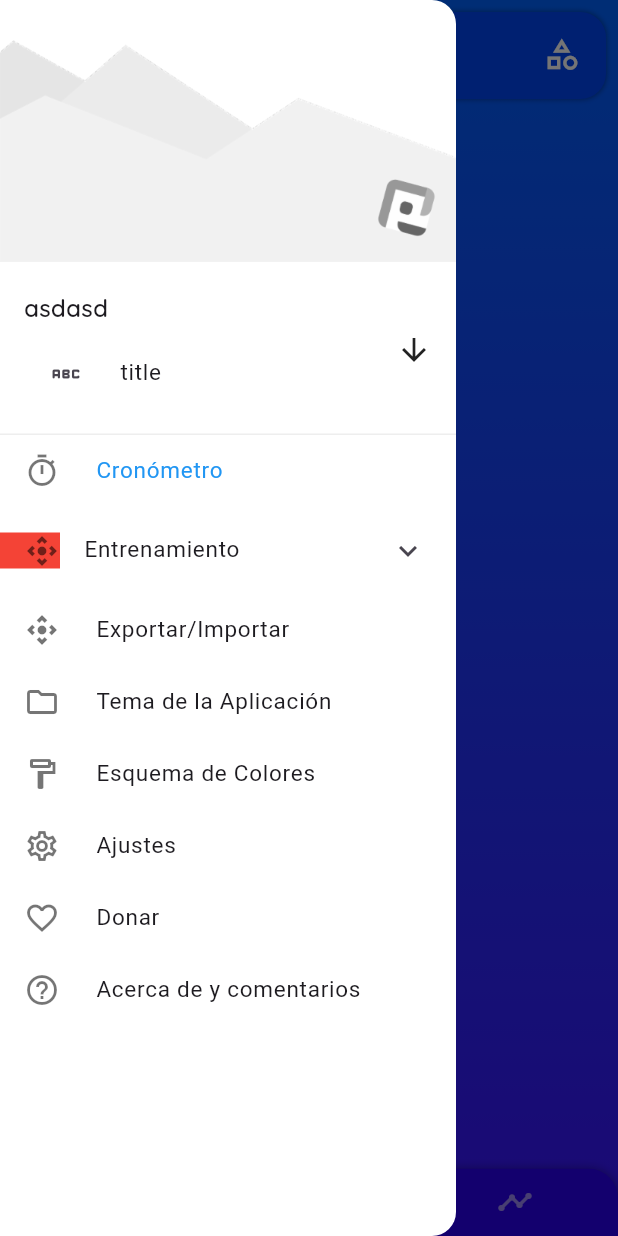
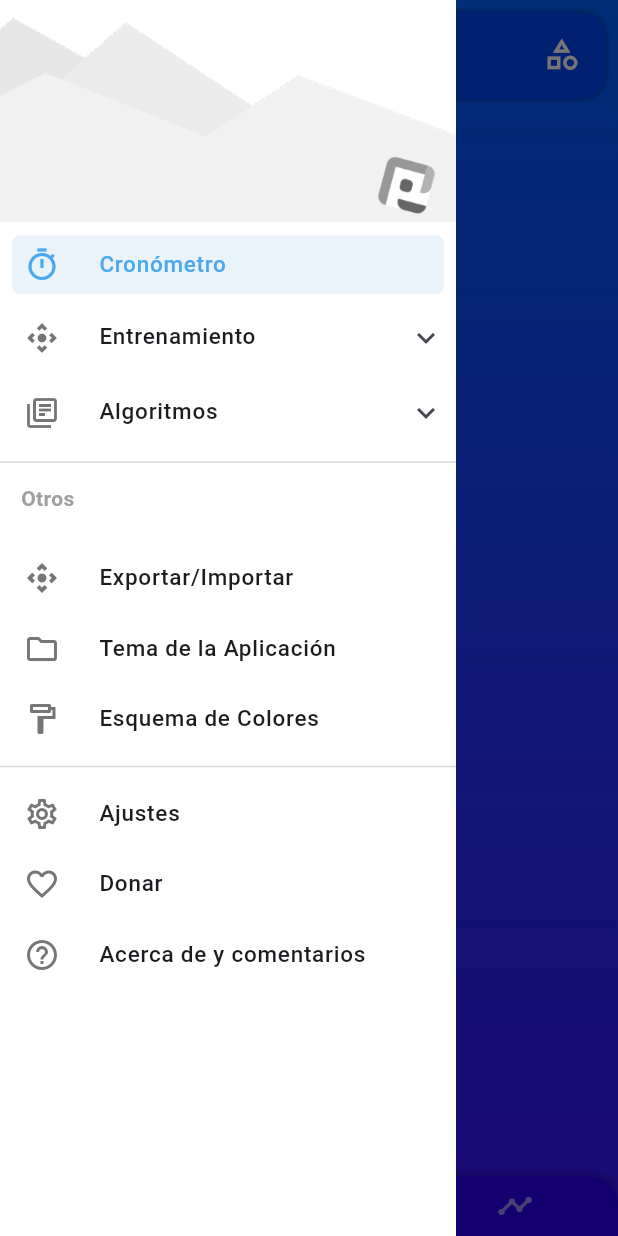
Before and after one commit to jimhuertas123/cubetimer-app, a Flutter app: the screen it shows after launch, with the side drawer open, on a phone screen of 412 x 824 dp. Run offline on Flutter 3.47's test engine with Material 3 defaults, Android fonts, the phone set to English and light mode, and no system bars; our stand-ins replace flutter_riverpod, go_router; Roboto replaces fonts that are missing (Arial).

Commit message:
FEAT: drawer states changing, but not screens conecteds

```diff
--- a/lib/config/menu/menu_items.dart
+++ b/lib/config/menu/menu_items.dart
@@ -1,22 +1,21 @@
 import 'package:flutter/material.dart';
+
+import '../icon_declarations/cube_icons.dart';
 
 class MenuOptions {
   final int actualOption;
-  final List<MenuItem> options;
 
-  MenuOptions({required this.actualOption, required this.options});
+  MenuOptions({required this.actualOption});
 
   MenuOptions copyWith({int? actualOption, List<MenuItem>? options}) =>
-      MenuOptions(
-          actualOption: actualOption ?? this.actualOption,
-          options: options ?? this.options);
+      MenuOptions(actualOption: actualOption ?? this.actualOption);
 }
 
 class MenuItem {
   final int id;
   final String title;
   final String subtitle;
-  final String link;
+  final String? link;
   final IconData icon;
   final List<MenuItem>? children;
 
@@ -24,7 +23,7 @@ class MenuItem {
       {required this.id,
       required this.title,
       this.subtitle = "none",
-      required this.link,
+      this.link,
       required this.icon,
       this.children});
 }
@@ -45,73 +44,72 @@ final Image iconPll = Image.asset(
   width: 20,
   height: 20,
 );
-final Image headerDrawer = Image.asset('assets/icons/menu_header.png');
+final Image headerDrawer = Image.asset('assets/icons/menu_header.png',
+    fit: BoxFit.fitWidth, width: double.infinity);
 
-///SideMenuBar include every iconm, title and link to the page
-const appMenuItems = <MenuItem>[
-  MenuItem(id:0, title: 'Cronómetro', link: "/", icon: Icons.timer_outlined),
+///SideMenuBar include every icon, title and link to the page
+const appMenuScreensItems = <MenuItem>[
+  MenuItem(id: 0, title: 'Cronómetro', link: "/", icon: Icons.timer_outlined
+      // children: **NO TIENE childrens**
+      ),
 
   MenuItem(
-      id:1,
+      id: 1,
       title: 'Entrenamiento',
-      link: "/",
+      // link: "/",**NO TIENE LINK**
       icon: Icons.control_camera_outlined,
-      children: <MenuItem>[MenuItem(id: 0, title: 'OLL', link: '/', icon: Icons.abc)]),
-  // MenuItem(
-  //   title: 'PLL',
-  //   link: "/oll_training",
-  //   icon:
-  // ),
+      children: <MenuItem>[
+        MenuItem(id: 2, title: 'OLL', link: '/oll_training', icon: CubeIcon.oll_black),
+        MenuItem(id: 3, title: 'PLL', link: "/pll_training", icon: CubeIcon.pll_black),
+      ]),
+  //Algorithm options
+  MenuItem(
+      id: 4,
+      title: 'Algoritmos',
+      // link: "/",**NO TIENE LINK**
+      icon: Icons.library_books_outlined,
+      children: <MenuItem>[
+        MenuItem(id: 5, title: 'OLL', link: "/oll_algorithms", icon: CubeIcon.oll_black),
+        MenuItem(id: 6, title: 'PLL', link: "/pll_algorithms", icon: CubeIcon.pll_black),
+      ]),
+];
 
-  //Algorithms Option
-  // MenuItem(
-  //   title: 'OLL',
-  //   link: "/oll_algorithms",
-  //   icon: Icons.control_camera_outlined,
-  // ),
-  // MenuItem(
-  //   title: 'PLL',
-  //   link: "/pll_algorithms",
-  //   icon: Icons.control_camera_outlined,
-  // ),
-
+const appMenuOthers = <MenuItem>[
   MenuItem(
-    id:2,
+    id: 8,
     title: 'Exportar/Importar',
     link: "/",
     icon: Icons.control_camera_outlined,
   ),
-
   MenuItem(
-    id:3,
+    id: 9,
     title: 'Tema de la Aplicación',
     link: "/",
     icon: Icons.folder_outlined,
   ),
-
   MenuItem(
-    id:4,
+    id: 10,
     title: 'Esquema de Colores',
     link: "/",
     icon: Icons.format_paint_outlined,
   ),
+];
 
-  MenuItem(
-    id:5,
+const appMenufinalItems = <MenuItem>[
+    MenuItem(
+    id: 11,
     title: 'Ajustes',
     link: "/settings",
     icon: Icons.settings_outlined,
   ),
-
   MenuItem(
-    id:6,
+    id: 12,
     title: 'Donar',
-    link: "/",
+    // link: "/",**NO TIENE LINK**
     icon: Icons.favorite_outline,
   ),
-
   MenuItem(
-    id:7,
+    id: 13,
     title: 'Acerca de y comentarios',
     link: "/about",
     icon: Icons.help_outline,
--- a/lib/presentation/features/bottom_navigator_bar.dart
+++ b/lib/presentation/features/bottom_navigator_bar.dart
@@ -76,7 +76,7 @@ class _IosTabBarState extends State<IosTabBar> {
               offset: const Offset(0, 0),
             ),
           ]),
-      height: 42,
+      height: 38,
       child: ClipRRect(
           borderRadius: const BorderRadius.only(
             topLeft: Radius.circular(20.0),
@@ -159,7 +159,7 @@ class _AndroidBottomNavBarState extends ConsumerState<AndroidBottomNavBar> {
           ),
         ],
       ),
-      height: 45,
+      height: 40,
       child: ClipRRect(
         borderRadius: const BorderRadius.only(
           topLeft: Radius.circular(20.0),
--- a/lib/presentation/features/custom_drawer_feature.dart
+++ b/lib/presentation/features/custom_drawer_feature.dart
@@ -1,181 +1,168 @@
+import 'package:cube_timer_2/presentation/widgets/drawer_widgets/custom_listtile.dart';
 import 'package:flutter/material.dart';
 import 'package:flutter_riverpod/flutter_riverpod.dart';
 
-import 'package:cube_timer_2/presentation/widgets/widgets.dart';
 import 'package:cube_timer_2/presentation/providers/menu_options.dart';
 import 'package:cube_timer_2/config/config.dart';
 
 class DrawerHome extends ConsumerWidget {
   const DrawerHome({super.key});
-
   @override
   Widget build(BuildContext context, WidgetRef ref) {
-    final menuOptions = ref.watch(menuOptionsNotifierProvider).options;
-    final int actualOption =
+    final int selectedOption =
         ref.watch(menuOptionsNotifierProvider).actualOption;
     return SafeArea(
       top: false,
       child: Drawer(
         backgroundColor: Colors.white,
+        shape: const RoundedRectangleBorder(
+          borderRadius: BorderRadius.only(
+              topRight: Radius.circular(0), bottomRight: Radius.circular(0)),
+        ),
         child: ListView(
           physics: const ClampingScrollPhysics(),
           children: <Widget>[
-            SafeArea(
-              left: false,
-              child: SizedBox(
-                height: 178,
-                child: headerDrawer,
-              ),
+            SizedBox(
+              height: 148,
+              child: headerDrawer,
             ),
-
-            CustomTile(
-                title: "asdasd",
-                initiallyExpanded: true,
-                trailing: const Icon(Icons.arrow_downward_outlined),
-                children: [
-                  _listTileDrawer(12, const Icon(Icons.abc_rounded), "title", false)
-                ]),
-
-            ...menuOptions.map((element) {
+            const SizedBox(height: 5),
+            ...appMenuScreensItems.map((element) {
               return (element.children == null)
-                  ? (actualOption == element.id)
+                  ? (selectedOption == element.id)
                       ? _listTileDrawer(
-                            element.id, element.icon, element.title, true)
+                          element.id, element.icon, element.title, true, ref)
                       : _listTileDrawer(
-                          element.id, element.icon, element.title, false)
-                  : _listTileExpandable(
-                      context, element.icon, element.title, element.children!);
+                          element.id, element.icon, element.title, false, ref)
+                  : _listTileExpandable(context,element.id, element.icon, element.title,
+                      element.children!, selectedOption, ref);
             }).toList(),
-
-            // Container(
-            //   padding: const EdgeInsets.all(0),
-            //   child: _listTileDrawer(
-            //       Icons.timer_outlined,
-            //       // iconPll,
-            //       'Cronómetro',
-            //       true),
-            // ),
-            // Theme(
-            //   data:
-            //       Theme.of(context).copyWith(dividerColor: Colors.transparent),
-            //   child: Container(
-            //     margin: EdgeInsets.zero,
-            //     padding: EdgeInsets.zero,
-
-            //     // color: Colors.red,
-            //     // height: 20.0,
-            //     child: ExpansionTile(
-            //       shape: const Border(),
-            //       title: Text("xd"),
-            //       tilePadding: EdgeInsets.zero,
-            //       children: [
-            //         _listTileDrawer(
-            //           Icons.folder_outlined,
-            //           'Exportar/Importar',
-            //           false,
-            //         ),
-            //       ],
-            //     ),
-            //   ),
-            // ),
-            // const Divider(color: Colors.grey),
-            // const Padding(
-            //     padding: EdgeInsets.only(left: 15.0, top: 8.0, bottom: 15.0),
-            //     child: Text('Otros',
-            //         style:
-            //             TextStyle(fontFamily: 'Arial', color: Colors.black87))),
-            // _listTileDrawer(
-            //   Icons.folder_outlined,
-            //   'Exportar/Importar',
-            //   false,
-            // ),
-            // _listTileDrawer(
-            //     Icons.palette_outlined, 'Tema de la Aplicación', false),
-            // _listTileDrawer(
-            //     Icons.format_paint_outlined, 'Esquema de colores', false),
-            // const Divider(color: Colors.grey),
-            // _listTileDrawer(Icons.settings_outlined, 'Ajustes', false),
-            // _listTileDrawer(Icons.favorite_outline, 'Donar', false),
-            // _listTileDrawer(
-            //     Icons.help_outline, 'Acerca de y comentarios', false),
-            // const SizedBox(height: 25)
+            const Divider(color: Color.fromRGBO(158, 158, 158, 0.4)),
+            const Padding(
+                padding: EdgeInsets.only(left: 14.0, top: 6.0, bottom: 20.0),
+                child: Text('Otros',
+                    style: TextStyle(
+                        fontFamily: 'Arial',
+                        fontWeight: FontWeight.bold,
+                        color: Colors.grey))),
+            ...appMenuOthers.map((element) {
+              return (selectedOption == element.id)
+                  ? _listTileDrawer(
+                      element.id, element.icon, element.title, true, ref)
+                  : _listTileDrawer(
+                      element.id, element.icon, element.title, false, ref);
+            }).toList(),
+            const Divider(color: Color.fromRGBO(158, 158, 158, 0.4)),
+            ...appMenufinalItems.map((element) {
+              return (selectedOption == element.id)
+                  ? _listTileDrawer(
+                      element.id, element.icon, element.title, true, ref)
+                  : _listTileDrawer(
+                      element.id, element.icon, element.title, false, ref);
+            }).toList(),
+            const SizedBox(height: 5)
           ],
         ),
       ),
     );
   }
 
-  _listTileExpandable(
-      BuildContext context, icon, String title, List<MenuItem> items) {
-    return ListTileTheme(
-      child: ExpansionTile(
-        tilePadding: const EdgeInsets.only(right: 20.0),
-        title: Text(title,
-            style: const TextStyle(fontFamily: 'Arial', fontSize: 15.0)),
-        leading: (icon is IconData)
-            ? Container(
-                // height: 53,
-                padding: const EdgeInsets.only(left: 16, right: 0),
-                color: Colors.red,
-                child: Icon(icon, color: Colors.black54))
-            : icon,
-        // shape: const Border(),
-        // tilePadding: EdgeInsets.zero,
-        children: const [],
+  _listTileExpandable(BuildContext context,int id, IconData icon, String title,
+      List<MenuItem> items, int selectedOption, WidgetRef ref) {
+    return Theme(
+      data: Theme.of(context).copyWith(dividerColor: Colors.transparent),
+      child: Container(
+        margin: const EdgeInsets.symmetric(horizontal: 8, vertical: 4),
+        decoration: BoxDecoration(
+          borderRadius: BorderRadius.circular(5),
+          // color: const Color.fromRGBO(244, 67, 54, 0.5),
+        ),
+        child: ExpansionTile(
+            initiallyExpanded: id == 1
+              ? selectedOption == 2 || selectedOption == 3 ? true : false
+              : id == 4 ? selectedOption == 5 ? true : false : false,
+            collapsedShape: RoundedRectangleBorder(
+              borderRadius: BorderRadius.circular(5),
+            ),
+            shape: RoundedRectangleBorder(
+              borderRadius: BorderRadius.circular(5),
+            ),
+            visualDensity: const VisualDensity(horizontal: -4, vertical: -3.5),
+            tilePadding: const EdgeInsets.only(left: 8),
+            title: Padding(
+              padding: const EdgeInsets.only(left: 18.0),
+              child: Text(title,
+                  style: const TextStyle(
+                    fontFamily: 'Arial',
+                    fontSize: 15.0,
+                    fontWeight: FontWeight.w500,
+                  )),
+            ),
+            leading: Container(
+                padding: const EdgeInsets.only(left: 0, right: 0),
+                child: Icon(icon, color: Colors.black54)),
+            children: <Widget>[
+              const SizedBox(height: 3),
+              ...items
+                  .map((item) => CustomListTile(
+                        selected: selectedOption == item.id,
+                        icon: item.icon,
+                        title: item.title,
+                        key: Key(item.id.toString()),
+                        onTap: () {
+                          if (item.id != selectedOption) {
+                            ref
+                                .read(menuOptionsNotifierProvider.notifier)
+                                .changeOption(item.id);
+                          }
+                        },
+                      ))
+                  .toList()
+            ]),
       ),
     );
   }
 
-  _listTileDrawer(int id, icon, String title, bool selected) {
-    return ListTile(
-      key: Key(id.toString()),
-      selected: selected,
-      selectedColor: Colors.blue,
-      // selectedTileColor: Colors.red,
-      title: Text(
-            title,
-            style: const TextStyle(fontFamily: 'Arial', fontSize: 15.0)),
-      leading: (icon is IconData)
-                ? Icon(icon, color: Colors.black54)
-                : icon,
-      dense: true,
-      visualDensity: const VisualDensity(horizontal: 4),
-      //visualDensity: const VisualDensity(vertical: -2),
-      onTap: () {},
-    );
-  }
+  _listTileDrawer(int id, icon, String title, bool selected, WidgetRef ref) {
+    final int selectedOption =
+        ref.watch(menuOptionsNotifierProvider).actualOption;
 
-  _listItem(dynamic icon, String name) {
-    return Row(
-      crossAxisAlignment: CrossAxisAlignment.center,
-      children: <Widget>[
-        Container(
-          // color: Colors.yellow,
-          padding: (icon is IconData)
-              ? const EdgeInsets.only(left: 5.0)
-              : const EdgeInsets.only(left: 31.0, bottom: 12.0),
-          width: 50,
-          height: (icon is IconData) ? 45 : 42,
-          child: (icon is IconData)
-              ? Icon(icon, size: 26.0, color: Colors.black54)
-              : icon,
+    return Container(
+      margin: const EdgeInsets.symmetric(horizontal: 8, vertical: 4),
+      decoration: BoxDecoration(
+          borderRadius: BorderRadius.circular(5),
+          color: selected
+              ? const Color.fromRGBO(96, 164, 219, 0.13)
+              : Colors.transparent),
+      child: ListTile(
+        shape: RoundedRectangleBorder(
+          borderRadius: BorderRadius.circular(5),
         ),
-        Container(
-          padding: (icon is IconData)
-              ? const EdgeInsets.only(left: 21.0)
-              : const EdgeInsets.only(left: 35.0),
-          child: (icon is IconData)
-              ? Text(
-                  name,
-                  style: const TextStyle(
-                      fontFamily: 'Arial',
-                      color: Colors.black87,
-                      fontWeight: FontWeight.w500,
-                      fontSize: 15.0),
-                )
-              : Text(name),
-        )
-      ],
+        contentPadding: const EdgeInsets.only(left: 8.0),
+        key: Key(id.toString()),
+        selected: selected,
+        selectedColor: const Color(0xFF4aa8ef),
+        title: Padding(
+          padding: const EdgeInsets.only(left: 18.0),
+          child: Text(title,
+              style: const TextStyle(
+                  fontWeight: FontWeight.w500,
+                  fontFamily: 'Arial',
+                  fontSize: 15.0)),
+        ),
+        leading: Icon(
+          icon,
+          color: selected ? const Color(0xFF4aa8ef) : const Color(0xff767676),
+        ),
+        dense: true,
+        visualDensity: const VisualDensity(horizontal: -4, vertical: -3),
+        onTap: () {
+          if (id == 0 && selectedOption != 0) {
+            // Navigator.of(context).pushNamed('/');
+            ref.read(menuOptionsNotifierProvider.notifier).changeOption(id);
+          }
+        },
+      ),
     );
   }
 }
--- a/lib/presentation/providers/menu_options.dart
+++ b/lib/presentation/providers/menu_options.dart
@@ -6,7 +6,7 @@ final menuOptionsNotifierProvider = StateNotifierProvider<MenuOptionsNotifier, M
 );
 
 class MenuOptionsNotifier extends StateNotifier<MenuOptions> {
-  MenuOptionsNotifier(): super(MenuOptions(actualOption: 0, options: appMenuItems));
+  MenuOptionsNotifier(): super(MenuOptions( actualOption: 0 ));
 
   void changeOption(int newMenuOption) {
     state = state.copyWith(
--- a/lib/presentation/widgets/drawer_widgets/custom_expasiontile.dart
+++ /dev/null
@@ -1,70 +0,0 @@
-import 'package:flutter/material.dart';
-
-class CustomTile extends StatelessWidget {
-  const CustomTile({
-    Key? key,
-    required this.title,
-    required this.children,
-    this.leading,
-    this.trailing,
-    this.onExpansionChanged,
-    this.initiallyExpanded = false,
-  }) : super(key: key);
-
-  final String title;
-  final List<Widget> children;
-  final Widget? leading;
-  final Widget? trailing;
-  final ValueChanged<bool>? onExpansionChanged;
-  final bool initiallyExpanded;
-
-  @override
-  Widget build(BuildContext context) {
-    return GestureDetector(
-      onTap: () {
-        print(initiallyExpanded);
-        onExpansionChanged?.call(!initiallyExpanded);
-      },
-      child: Container(
-        decoration: BoxDecoration(
-          border: Border(
-            bottom: BorderSide(
-              color: Colors.grey.shade200,
-            ),
-          ),
-        ),
-        child: Padding(
-          padding: const EdgeInsets.all(16.0),
-          child: Row(
-            children: [
-              if (leading != null) ...[
-                leading!,
-                const SizedBox(width: 16.0),
-              ],
-              Expanded(
-                child: Column(
-                  crossAxisAlignment: CrossAxisAlignment.start,
-                  children: [
-                    Text(
-                      title,
-                      style: const TextStyle(
-                        fontSize: 16.0,
-                        fontWeight: FontWeight.w500,
-                      ),
-                    ),
-                    const SizedBox(height: 8.0),
-                    if (initiallyExpanded) ...children,
-                  ],
-                ),
-              ),
-              if (trailing != null) ...[
-                const SizedBox(width: 16.0),
-                trailing!,
-              ],
-            ],
-          ),
-        ),
-      ),
-    );
-  }
-}
--- a/lib/presentation/widgets/widgets.dart
+++ b/lib/presentation/widgets/widgets.dart
@@ -3,4 +3,3 @@ export '../features/app_bar_feature.dart';
 export '../features/bottom_navigator_bar.dart';
 export 'theme_widget/theme_container.dart';
 export 'theme_widget/text_theme_container.dart';
-export 'drawer_widgets/custom_expasiontile.dart';
--- a/pubspec.yaml
+++ b/pubspec.yaml
@@ -64,6 +64,9 @@ flutter:
         - asset: fonts/Quicksand_Light.otf
         - asset: fonts/Quicksand_Bold.ttf
         - asset: fonts/Quicksand_Medium.ttf
+    - family:  CubeIcon
+      fonts:
+        - asset: fonts/CubeIcon.ttf
   # fonts:
   #   - family: Schyler
   #     fonts:
```
Also changed, not shown: lib/config/icon_declarations/cube_icons.dart (added, +26 -0 lines), lib/presentation/widgets/drawer_widgets/custom_listtile.dart (added, +73 -0 lines), lib/presentation/widgets/theme_widget/theme_change.dart (+14 -8 lines), assets/icons/oll_black.png (deleted), assets/icons/pll_black.png (deleted), fonts/CubeIcon.ttf (added).
